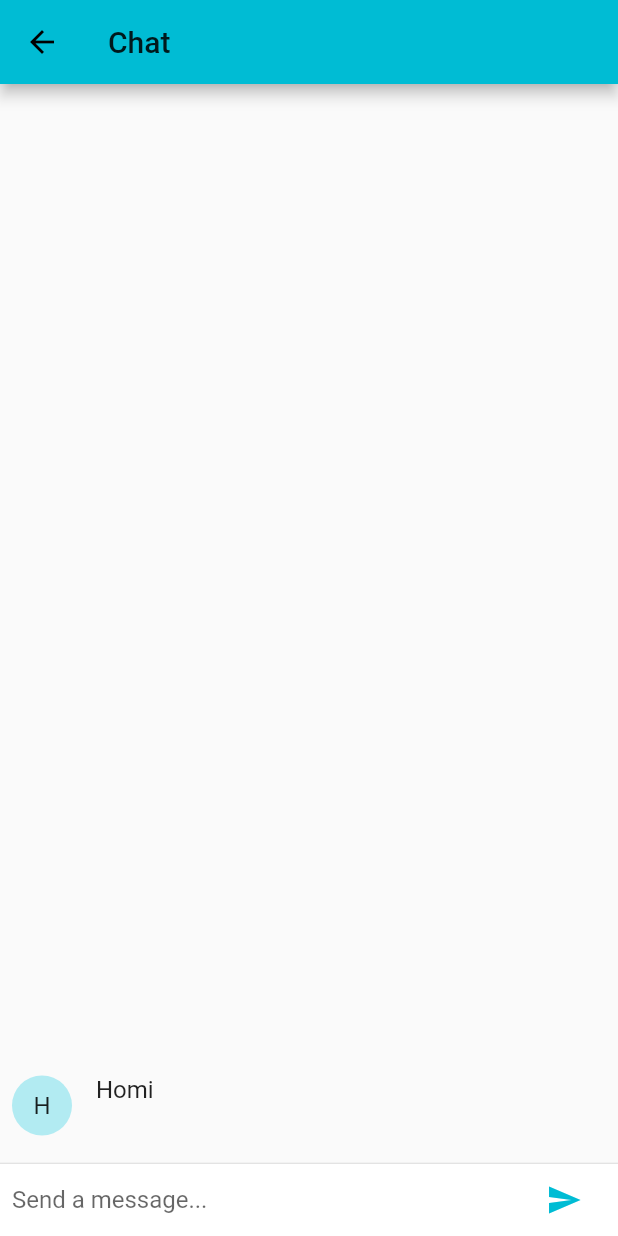
After one commit to ahh1539/Homi, a Flutter app: the ChatScreen screen opened directly, after a tap on the "send" icon, on a phone screen of 412 x 824 dp. The commit adds this screen. Run offline on Flutter 3.47's test engine with Material 2 defaults, Android fonts, the phone set to English and light mode, and no system bars.

Commit message:
messaging page done

```diff
--- /dev/null
+++ b/lib/Chat/ChatMessage.dart
@@ -0,0 +1,34 @@
+import 'message_page.dart';
+import 'package:flutter/material.dart';
+
+class ChatMessage extends StatelessWidget {
+  static const String _name = "Homi";
+
+  ChatMessage({this.text});
+  final String text;
+  @override
+  Widget build(BuildContext context) {
+    return new Container(
+      margin: const EdgeInsets.symmetric(vertical: 10.0),
+      child: new Row(
+        crossAxisAlignment: CrossAxisAlignment.start,
+        children: <Widget>[
+          new Container(
+            margin: const EdgeInsets.only(right: 16.0),
+            child: new CircleAvatar(child: new Text(_name[0])),
+          ),
+          new Column(
+            crossAxisAlignment: CrossAxisAlignment.start,
+            children: <Widget>[
+              new Text(_name, style: Theme.of(context).textTheme.subhead),
+              new Container(
+                margin: const EdgeInsets.only(top: 5.0),
+                child: new Text(text),
+              ),
+            ],
+          ),
+        ],
+      ),
+    );
+  }
+}
--- a/lib/Chat/chat.dart
+++ b/lib/Chat/chat.dart
@@ -1,3 +1,5 @@
+import 'package:animation_exp/Chat/message_page.dart';
+import 'package:animation_exp/Settings/SettingsPage.dart';
 import 'package:flutter/material.dart';
 import './chat_model.dart';
 
@@ -35,6 +37,11 @@ class _HomeScreenState extends State<HomeScreen> {
                   height: 12.0,
                 ),
                 ListTile(
+                  onTap: (){
+                    Navigator.of(context).push(new PageRouteBuilder(
+                      pageBuilder: (_, __, ___) => new ChatScreen(),
+                    ));
+                  },
                   leading: CircleAvatar(
                     radius: 24.0,
                     backgroundImage: NetworkImage(_model.avatarUrl),
--- /dev/null
+++ b/lib/Chat/message_page.dart
@@ -0,0 +1,76 @@
+import 'package:flutter/material.dart';
+import 'ChatMessage.dart';
+
+class ChatScreen extends StatefulWidget {
+  @override
+  State<StatefulWidget> createState() => new ChatScreenState();
+}
+
+class ChatScreenState extends State<ChatScreen> {
+  final List<ChatMessage> _messages = <ChatMessage>[];             // new
+  final TextEditingController _textController = new TextEditingController();
+
+  @override
+  Widget build(BuildContext context) {
+    return new Scaffold(
+      appBar: new AppBar(
+        title: new Text("Chat"),
+      ),
+      body: new Column(                                        //modified
+        children: <Widget>[                                         //new
+          new Flexible(                                             //new
+            child: new ListView.builder(                            //new
+              padding: new EdgeInsets.all(8.0),                     //new
+              reverse: true,                                        //new
+              itemBuilder: (_, int index) => _messages[index],      //new
+              itemCount: _messages.length,                          //new
+            ),                                                      //new
+          ),                                                        //new
+          new Divider(height: 1.0),                                 //new
+          new Container(                                            //new
+            decoration: new BoxDecoration(
+                color: Theme.of(context).cardColor),                  //new
+            child: _buildTextComposer(),                       //modified
+          ),                                                        //new
+        ],                                                          //new
+      ),                                                            //new
+    );
+  }
+
+  Widget _buildTextComposer() {
+    return new IconTheme(
+      data: new IconThemeData(color: Theme.of(context).accentColor),
+      child: new Container(
+        margin: const EdgeInsets.symmetric(horizontal: 8.0),
+        child: new Row(
+          children: <Widget>[
+            new Flexible(
+              child: new TextField(
+                controller: _textController,
+                onSubmitted: _handleSubmitted,
+                decoration: new InputDecoration.collapsed(
+                    hintText: "Send a message..."),
+              ),
+            ),
+            new Container(
+              margin: new EdgeInsets.symmetric(horizontal: 4.0),
+              child: new IconButton(
+                  icon: new Icon(Icons.send),
+                  onPressed: () => _handleSubmitted(_textController.text)),
+            ),
+          ],
+        ),
+      ),
+    );
+  }
+
+  void _handleSubmitted(String text) {
+    _textController.clear();
+    ChatMessage message = new ChatMessage(
+      text: text,
+    );
+    setState(() {
+      _messages.insert(0, message);
+    });
+  }
+}
--- a/lib/Settings/SettingsPage.dart
+++ b/lib/Settings/SettingsPage.dart
@@ -1,4 +1,3 @@
-import 'package:animation_exp/Chat/chat.dart';
 import 'package:animation_exp/Settings/DeleteAccount.dart';
 import 'package:animation_exp/Settings/HideMyProfile.dart';
 import 'package:animation_exp/Settings/MyProfile.dart';
```
